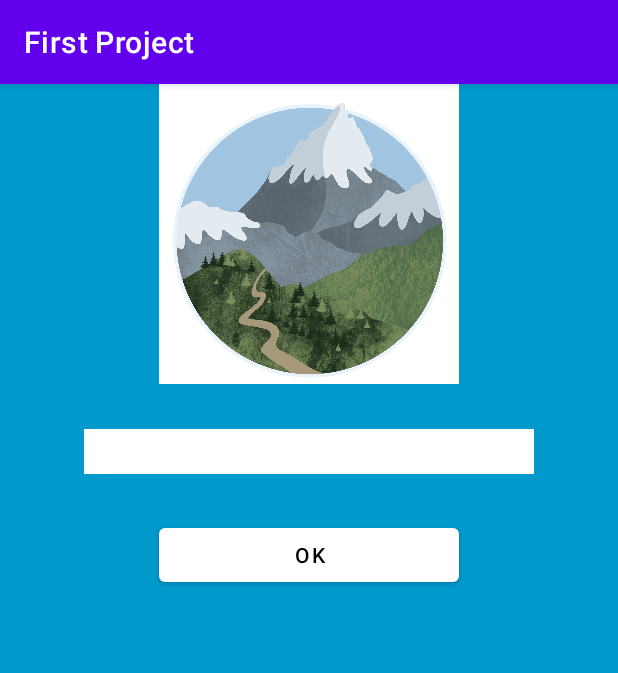
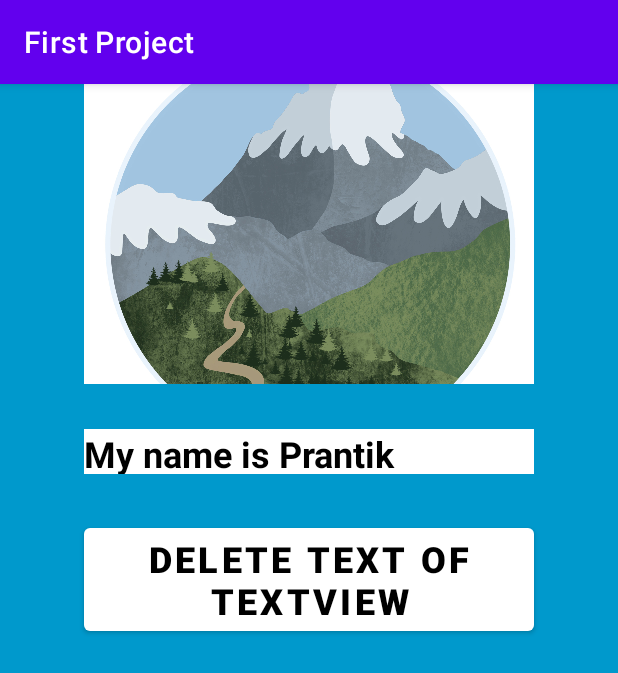
Before and after one commit to Prantik335/my-learning, an Android app: the screen it shows after launch (MainActivity), on a phone screen of 412 x 824 dp. Shown: the top 673 px of the screen. Run offline under Robolectric (Android 15) with nearby library versions, the phone set to English and light mode, and no system bars.

Commit message:
Section 4 completed

```diff
--- a/android-studio/first-project/app/src/main/res/layout/activity_main.xml
+++ b/android-studio/first-project/app/src/main/res/layout/activity_main.xml
@@ -14,7 +14,7 @@
         android:id="@+id/imageView"
         android:layout_width="300dp"
         android:layout_height="200dp"
-        android:scaleType="fitCenter"
+        android:scaleType="centerCrop"
         android:src="@drawable/mountain" />
 
     <TextView
@@ -24,17 +24,21 @@
         android:layout_marginTop="30dp"
         android:height="30dp"
         android:background="#FFFFFF"
+        android:text="My name is Prantik"
         android:textAllCaps="false"
         android:textColor="#000000"
-        android:textSize="18sp" />
+        android:textSize="24sp"
+        android:textStyle="bold" />
 
     <Button
         android:id="@+id/buttonOk"
-        android:layout_width="200dp"
+        android:layout_width="300dp"
         android:layout_height="wrap_content"
         android:layout_marginTop="30dp"
-        android:text="ok"
+        android:text="Delete Text of TextView"
         android:textColor="#000000"
+        android:textSize="24sp"
+        android:textStyle="bold"
         app:backgroundTint="#FFFFFF" />
 
 
```
Also changed, not shown: android-studio/first-project/app/src/main/java/me/prantik/firstproject/MainActivity.java (+23 -7 lines).
